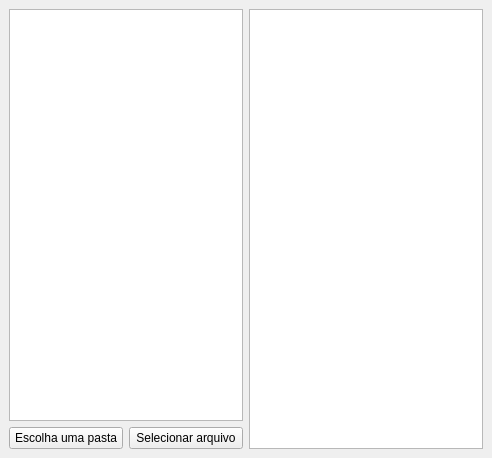
Before: the Qt Designer form design/interfacegráfica.ui in gustavo-depaula/dicom-reader, drawn with Qt 5.
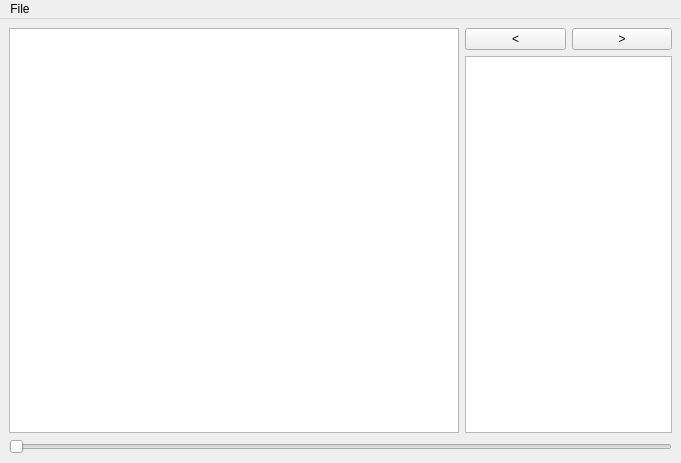
After: the same form once the commit is applied. Icons and pictures are not drawn. Custom widgets are drawn as their Qt base class.

```diff
--- a/design/interfacegráfica.ui
+++ b/design/interfacegráfica.ui
@@ -6,52 +6,99 @@
    <rect>
     <x>0</x>
     <y>0</y>
-    <width>492</width>
-    <height>458</height>
+    <width>681</width>
+    <height>463</height>
    </rect>
   </property>
   <property name="windowTitle">
    <string>MainWindow</string>
   </property>
   <widget class="QWidget" name="centralwidget">
-   <layout class="QHBoxLayout" name="horizontalLayout">
+   <layout class="QVBoxLayout" name="verticalLayout">
     <item>
-     <layout class="QVBoxLayout" name="verticalLayout">
-      <property name="rightMargin">
-       <number>0</number>
-      </property>
+     <layout class="QHBoxLayout" name="horizontalLayout">
       <item>
-       <widget class="QListWidget" name="listWidget"/>
+       <widget class="ImageView" name="graphicsView">
+        <property name="minimumSize">
+         <size>
+          <width>450</width>
+          <height>0</height>
+         </size>
+        </property>
+        <property name="maximumSize">
+         <size>
+          <width>16777215</width>
+          <height>16777215</height>
+         </size>
+        </property>
+       </widget>
       </item>
       <item>
-       <layout class="QHBoxLayout" name="horizontalLayout_2">
-        <property name="topMargin">
-         <number>0</number>
-        </property>
+       <layout class="QVBoxLayout" name="verticalLayout_2">
         <item>
-         <widget class="QPushButton" name="btnBrowse">
-          <property name="text">
-           <string>Escolha uma pasta</string>
-          </property>
-         </widget>
+         <layout class="QHBoxLayout" name="horizontalLayout_2">
+          <item>
+           <widget class="QPushButton" name="btnLeft">
+            <property name="text">
+             <string>&lt;</string>
+            </property>
+           </widget>
+          </item>
+          <item>
+           <widget class="QPushButton" name="btnRight">
+            <property name="text">
+             <string>&gt;</string>
+            </property>
+           </widget>
+          </item>
+         </layout>
         </item>
         <item>
-         <widget class="QPushButton" name="btnSelect">
-          <property name="text">
-           <string>Selecionar arquivo</string>
-          </property>
-         </widget>
+         <widget class="QListWidget" name="listInfo"/>
         </item>
        </layout>
       </item>
      </layout>
     </item>
     <item>
-     <widget class="QListWidget" name="listDicom"/>
+     <widget class="QSlider" name="hSlider">
+      <property name="orientation">
+       <enum>Qt::Horizontal</enum>
+      </property>
+     </widget>
     </item>
    </layout>
   </widget>
+  <widget class="QMenuBar" name="menuBar">
+   <property name="geometry">
+    <rect>
+     <x>0</x>
+     <y>0</y>
+     <width>681</width>
+     <height>21</height>
+    </rect>
+   </property>
+   <widget class="QMenu" name="menuFile">
+    <property name="title">
+     <string>File</string>
+    </property>
+    <addaction name="actionSelecionar_Pasta"/>
+   </widget>
+   <addaction name="menuFile"/>
+  </widget>
+  <action name="actionSelecionar_Pasta">
+   <property name="text">
+    <string>Selecionar Pasta</string>
+   </property>
+  </action>
  </widget>
+ <customwidgets>
+  <customwidget>
+   <class>ImageView</class>
+   <extends>QGraphicsView</extends>
+   <header>pyqtgraph</header>
+  </customwidget>
+ </customwidgets>
  <resources/>
  <connections/>
 </ui>
```
Left out of the diff: 4 changed lines with no effect on the pictures.
